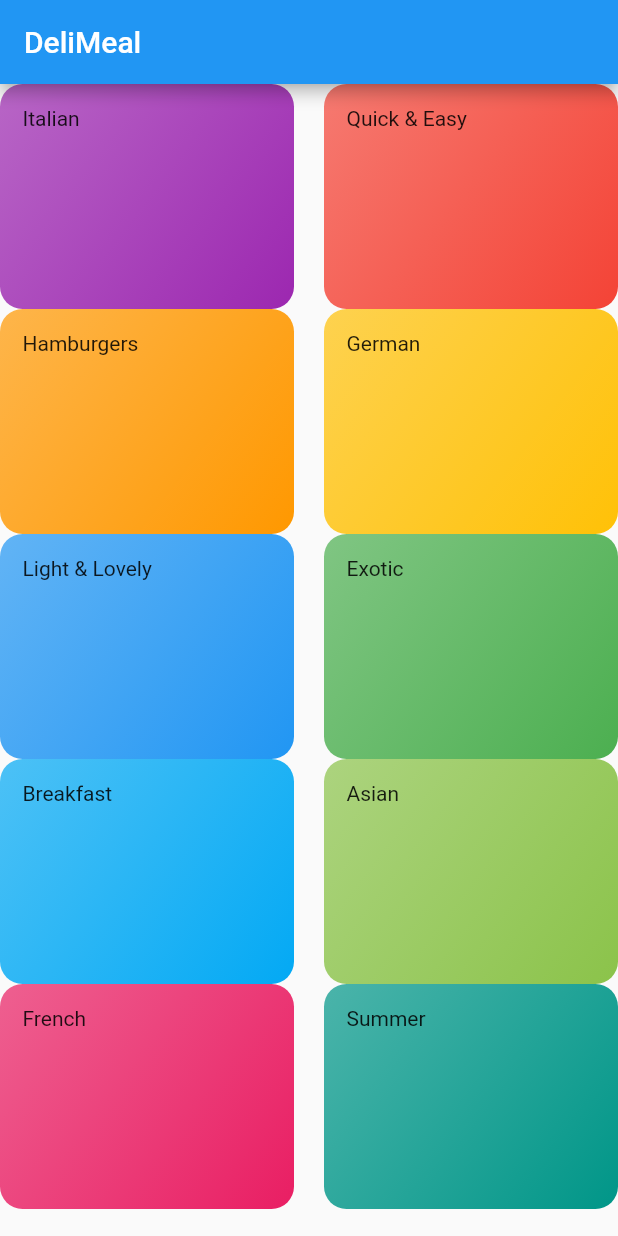
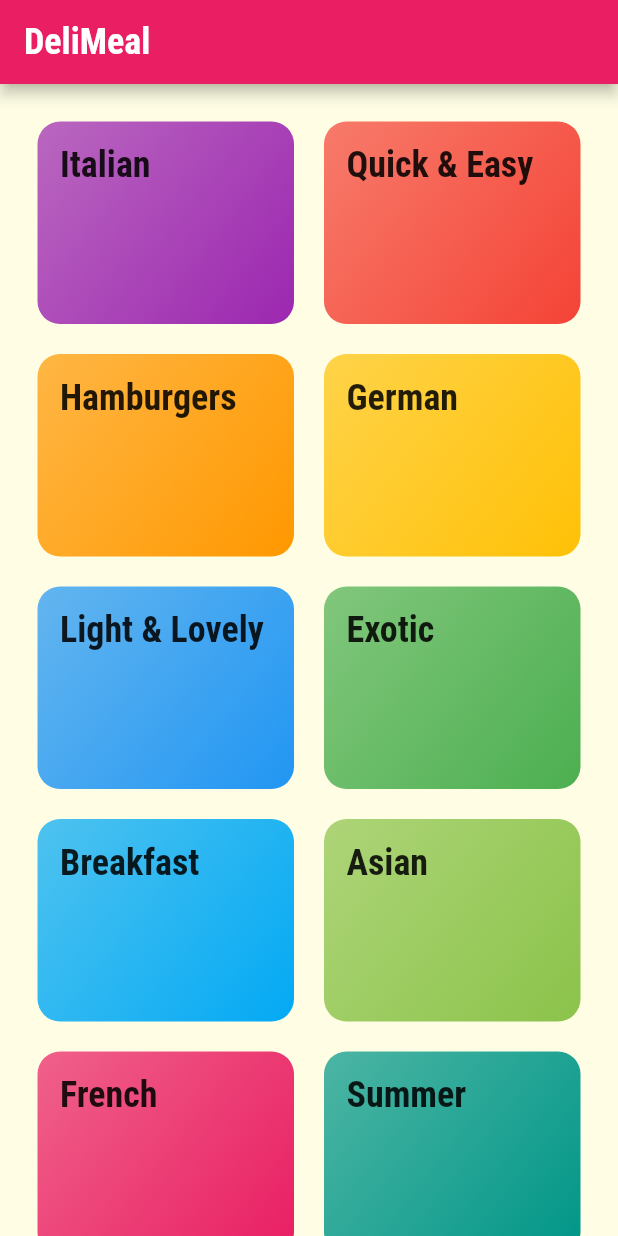
Before and after one commit to samuel-owie/meals_app, a Flutter app: the screen it shows after launch, on a phone screen of 412 x 824 dp. Run offline on Flutter 3.47's test engine with Material 2 defaults, Android fonts, the phone set to English and light mode, and no system bars.

Commit message:
Grid view revamped

```diff
--- a/lib/categories_screen.dart
+++ b/lib/categories_screen.dart
@@ -13,6 +13,7 @@ class CategoriesScreen extends StatelessWidget {
         title: const Text('DeliMeal'),
       ),
       body: GridView(
+        padding: const EdgeInsets.all(25),
         children: DUMMY_CATEGORIES.map(
           (catData) => CategoryItem(
             catData.title,
@@ -21,10 +22,11 @@ class CategoriesScreen extends StatelessWidget {
             ).toList(),
 
         gridDelegate: SliverGridDelegateWithMaxCrossAxisExtent(
+          mainAxisSpacing: 20,
           maxCrossAxisExtent: 200,
           childAspectRatio: 3 / 2,
           crossAxisSpacing: 20,
-          mainAxisExtent: 150,
+          mainAxisExtent: 135,
         )
       ),
     );
--- a/lib/category_item.dart
+++ b/lib/category_item.dart
@@ -11,7 +11,10 @@ class CategoryItem extends StatelessWidget {
   Widget build(BuildContext context) {
     return Container(
       padding: const EdgeInsets.all(15),
-      child: Text(title),
+      child: Text(
+        title,
+        style: Theme.of(context).textTheme.headline6,
+        ),
       decoration: BoxDecoration(
         gradient: LinearGradient(
           colors: [
--- a/lib/main.dart
+++ b/lib/main.dart
@@ -1,3 +1,5 @@
+import 'dart:ui';
+
 import 'package:flutter/material.dart';
 
 import './categories_screen.dart';
@@ -12,7 +14,21 @@ class MyApp extends StatelessWidget{
     return MaterialApp(
       title: 'DeliMeals',
       theme: ThemeData(
-        primarySwatch: Colors.blue,
+        primarySwatch: Colors.pink,
+        accentColor: Colors.amber,
+        canvasColor: Color.fromRGBO(255, 254, 229, 1),
+        fontFamily: 'Raleway',
+        textTheme: ThemeData.light().textTheme.copyWith(
+          bodyText1: TextStyle(color: Color.fromRGBO(20, 51, 51, 1),
+          ),
+          bodyText2: TextStyle(color: Color.fromRGBO(20, 51, 51, 1),
+          ),
+          headline6: TextStyle(
+            fontSize: 24,
+            fontFamily: 'RobotoCondensed',
+            fontWeight: FontWeight.bold,
+          )
+        ),
         ),
       home: CategoriesScreen(),
     );
```
Also changed, not shown: pubspec.yaml (+18 -6 lines), assets/fonts/Raleway-Black.ttf (added), assets/fonts/Raleway-Bold.ttf (added), assets/fonts/Raleway-Regular.ttf (added), assets/fonts/RobotoCondensed-Bold.ttf (added), assets/fonts/RobotoCondensed-Italic.ttf (added), assets/fonts/RobotoCondensed-Light.ttf (added), assets/fonts/RobotoCondensed-Regular.ttf (added).
